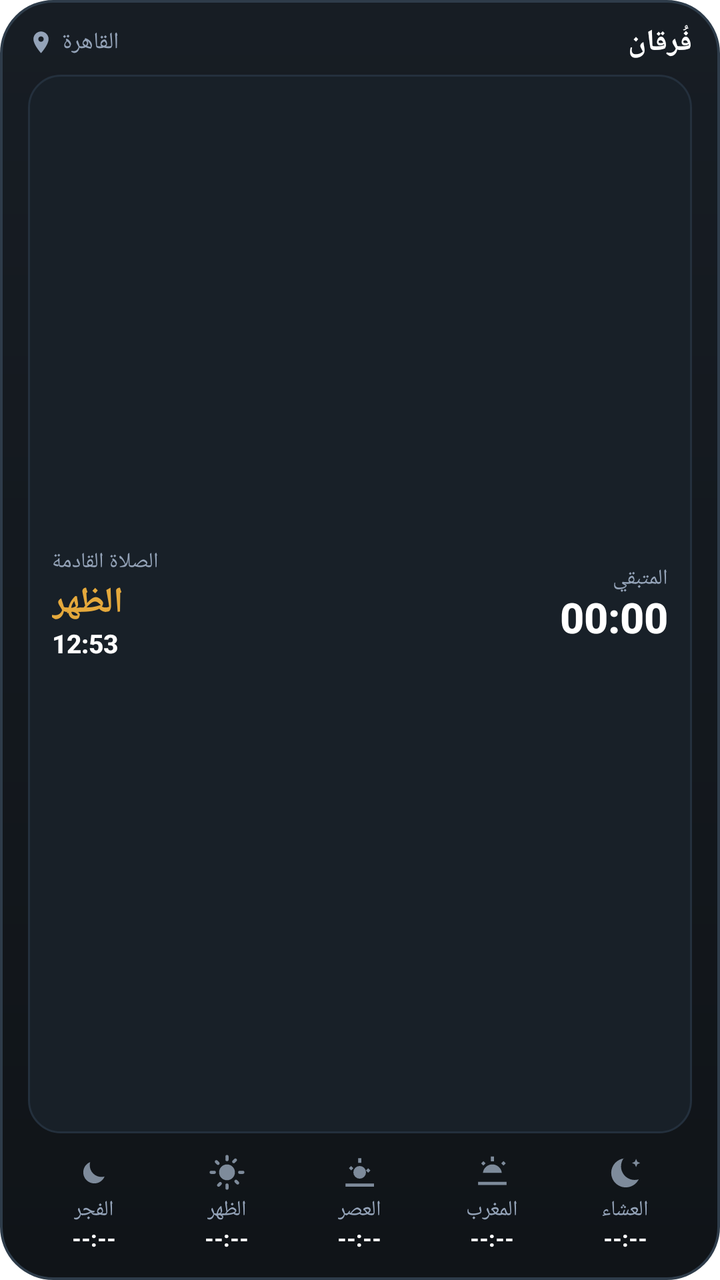
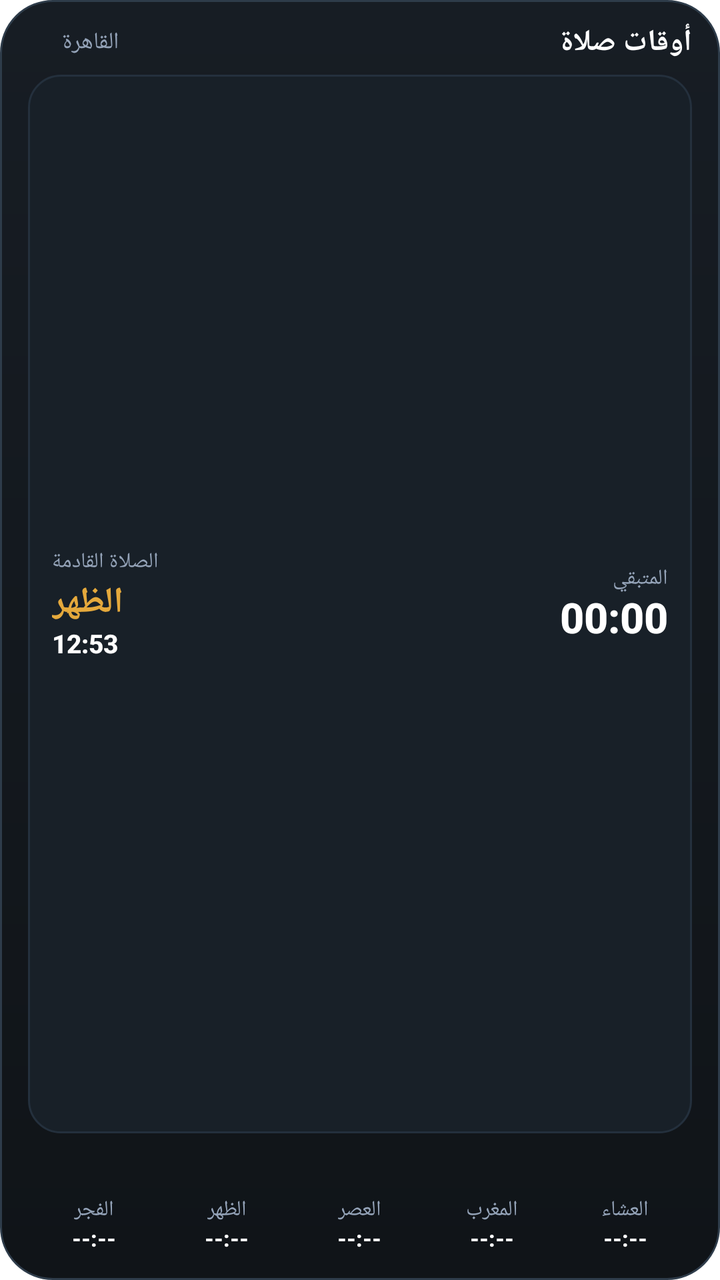

Before-and-after screenshots of an Android layout around one commit, followed by the original layout XML and the change that was made.
<!-- AndroidManifest.xml: fallback theme Theme.MaterialComponents.DayNight.NoActionBar -->
<!-- res/layout/prayer_widget_layout.xml -->
<?xml version="1.0" encoding="utf-8"?>
<LinearLayout xmlns:android="http://schemas.android.com/apk/res/android"
    android:id="@+id/widget_root"
    android:layout_width="match_parent"
    android:layout_height="match_parent"
    android:background="@drawable/widget_background"
    android:orientation="vertical"
    android:paddingStart="14dp"
    android:paddingEnd="14dp"
    android:paddingTop="11dp"
    android:paddingBottom="11dp">

    
    <RelativeLayout
        android:id="@+id/widget_header"
        android:layout_width="match_parent"
        android:layout_height="wrap_content">

        
        <LinearLayout
            android:layout_width="wrap_content"
            android:layout_height="wrap_content"
            android:layout_alignParentStart="true"
            android:layout_centerVertical="true"
            android:layout_toStartOf="@+id/widget_title"
            android:layout_marginEnd="12dp"
            android:gravity="center_vertical"
            android:orientation="horizontal">

            <ImageView
                android:layout_width="13dp"
                android:layout_height="13dp"
                android:layout_marginEnd="4dp"
                android:src="@drawable/ic_widget_location"
                android:contentDescription="@null" />

            <TextView
                android:id="@+id/widget_city_name"
                android:layout_width="wrap_content"
                android:layout_height="wrap_content"
                android:ellipsize="end"
                android:fontFamily="sans-serif"
                android:includeFontPadding="false"
                android:maxLines="1"
                android:singleLine="true"
                android:text="القاهرة"
                android:textColor="@color/widget_text_secondary"
                android:textSize="11.5sp" />
        </LinearLayout>

        
        <TextView
            android:id="@+id/widget_title"
            android:layout_width="wrap_content"
            android:layout_height="wrap_content"
            android:layout_alignParentEnd="true"
            android:layout_centerVertical="true"
            android:fontFamily="sans-serif-medium"
            android:includeFontPadding="false"
            android:text="فُرقان"
            android:textColor="@color/widget_text_primary"
            android:textSize="15sp"
            android:textStyle="bold" />
    </RelativeLayout>

    
    <LinearLayout
        android:id="@+id/widget_middle_card"
        android:layout_width="match_parent"
        android:layout_height="0dp"
        android:layout_weight="1"
        android:background="@drawable/widget_card_bg"
        android:gravity="center_vertical"
        android:orientation="horizontal"
        android:paddingStart="12dp"
        android:paddingEnd="12dp"
        android:paddingTop="5dp"
        android:paddingBottom="5dp"
        android:layout_marginTop="6dp"
        android:layout_marginBottom="7dp">

        
        <LinearLayout
            android:layout_width="0dp"
            android:layout_height="wrap_content"
            android:layout_weight="1"
            android:gravity="start|center_vertical"
            android:orientation="vertical">

            <TextView
                android:id="@+id/widget_next_prayer_label"
                android:layout_width="wrap_content"
                android:layout_height="wrap_content"
                android:fontFamily="sans-serif"
                android:includeFontPadding="false"
                android:text="الصلاة القادمة"
                android:textColor="@color/widget_text_secondary"
                android:textSize="10.5sp" />

            <TextView
                android:id="@+id/widget_next_prayer_name"
                android:layout_width="wrap_content"
                android:layout_height="wrap_content"
                android:fontFamily="sans-serif-medium"
                android:includeFontPadding="false"
                android:layout_marginTop="1dp"
                android:text="الظهر"
                android:textColor="@color/widget_text_gold"
                android:textSize="18sp"
                android:textStyle="bold" />

            <TextView
                android:id="@+id/widget_next_prayer_time"
                android:layout_width="wrap_content"
                android:layout_height="wrap_content"
                android:fontFamily="sans-serif-medium"
                android:includeFontPadding="false"
                android:layout_marginTop="1dp"
                android:text="12:53"
                android:textColor="@color/widget_text_primary"
                android:textSize="13sp"
                android:textStyle="bold" />
        </LinearLayout>

        
        <LinearLayout
            android:layout_width="0dp"
            android:layout_height="wrap_content"
            android:layout_weight="1"
            android:gravity="end|center_vertical"
            android:orientation="vertical">

            <TextView
                android:id="@+id/widget_countdown_label"
                android:layout_width="wrap_content"
                android:layout_height="wrap_content"
                android:fontFamily="sans-serif"
                android:includeFontPadding="false"
                android:text="المتبقي"
                android:textColor="@color/widget_text_secondary"
                android:textSize="10.5sp" />

            <Chronometer
                android:id="@+id/widget_chronometer"
                android:layout_width="wrap_content"
                android:layout_height="wrap_content"
                android:fontFamily="sans-serif-medium"
                android:includeFontPadding="false"
                android:layout_marginTop="1dp"
                android:textColor="@color/widget_text_primary"
                android:textSize="21sp"
                android:textStyle="bold"
                android:visibility="visible" />

            <TextView
                android:id="@+id/widget_countdown_text"
                android:layout_width="wrap_content"
                android:layout_height="wrap_content"
                android:fontFamily="sans-serif"
                android:includeFontPadding="false"
                android:layout_marginTop="1dp"
                android:text=""
                android:textColor="@color/widget_text_gold"
                android:textSize="9.5sp"
                android:visibility="gone" />
        </LinearLayout>
    </LinearLayout>

    
    <LinearLayout
        android:id="@+id/widget_bottom_row"
        android:layout_width="match_parent"
        android:layout_height="wrap_content"
        android:gravity="center_vertical"
        android:orientation="horizontal">

        
        <LinearLayout
            android:id="@+id/widget_col_fajr"
            android:layout_width="0dp"
            android:layout_height="wrap_content"
            android:layout_weight="1"
            android:gravity="center"
            android:orientation="vertical"
            android:paddingTop="3dp"
            android:paddingBottom="3dp"
            android:paddingStart="2dp"
            android:paddingEnd="2dp">

            <ImageView
                android:id="@+id/widget_icon_fajr"
                android:layout_width="19dp"
                android:layout_height="19dp"
                android:src="@drawable/ic_widget_fajr"
                android:contentDescription="@null" />

            <TextView
                android:id="@+id/widget_label_fajr"
                android:layout_width="wrap_content"
                android:layout_height="wrap_content"
                android:fontFamily="sans-serif"
                android:includeFontPadding="false"
                android:layout_marginTop="2dp"
                android:text="الفجر"
                android:textColor="@color/widget_text_secondary"
                android:textSize="10.5sp" />

            <TextView
                android:id="@+id/widget_time_fajr"
                android:layout_width="wrap_content"
                android:layout_height="wrap_content"
                android:fontFamily="sans-serif-medium"
                android:includeFontPadding="false"
                android:layout_marginTop="1dp"
                android:text="--:--"
                android:textColor="@color/widget_text_primary"
                android:textSize="11sp"
                android:textStyle="bold" />
        </LinearLayout>

        
        <LinearLayout
            android:id="@+id/widget_col_dhuhr"
            android:layout_width="0dp"
            android:layout_height="wrap_content"
            android:layout_weight="1"
            android:gravity="center"
            android:orientation="vertical"
            android:paddingTop="3dp"
            android:paddingBottom="3dp"
            android:paddingStart="2dp"
            android:paddingEnd="2dp">

            <ImageView
                android:id="@+id/widget_icon_dhuhr"
                android:layout_width="19dp"
                android:layout_height="19dp"
                android:src="@drawable/ic_widget_dhuhr"
                android:contentDescription="@null" />

            <TextView
                android:id="@+id/widget_label_dhuhr"
                android:layout_width="wrap_content"
                android:layout_height="wrap_content"
                android:fontFamily="sans-serif"
                android:includeFontPadding="false"
                android:layout_marginTop="2dp"
                android:text="الظهر"
                android:textColor="@color/widget_text_secondary"
                android:textSize="10.5sp" />

            <TextView
                android:id="@+id/widget_time_dhuhr"
                android:layout_width="wrap_content"
                android:layout_height="wrap_content"
                android:fontFamily="sans-serif-medium"
                android:includeFontPadding="false"
                android:layout_marginTop="1dp"
                android:text="--:--"
                android:textColor="@color/widget_text_primary"
                android:textSize="11sp"
                android:textStyle="bold" />
        </LinearLayout>

        
        <LinearLayout
            android:id="@+id/widget_col_asr"
            android:layout_width="0dp"
            android:layout_height="wrap_content"
            android:layout_weight="1"
            android:gravity="center"
            android:orientation="vertical"
            android:paddingTop="3dp"
            android:paddingBottom="3dp"
            android:paddingStart="2dp"
            android:paddingEnd="2dp">

            <ImageView
                android:id="@+id/widget_icon_asr"
                android:layout_width="19dp"
                android:layout_height="19dp"
                android:src="@drawable/ic_widget_asr"
                android:contentDescription="@null" />

            <TextView
                android:id="@+id/widget_label_asr"
                android:layout_width="wrap_content"
                android:layout_height="wrap_content"
                android:fontFamily="sans-serif"
                android:includeFontPadding="false"
                android:layout_marginTop="2dp"
                android:text="العصر"
                android:textColor="@color/widget_text_secondary"
                android:textSize="10.5sp" />

            <TextView
                android:id="@+id/widget_time_asr"
                android:layout_width="wrap_content"
                android:layout_height="wrap_content"
                android:fontFamily="sans-serif-medium"
                android:includeFontPadding="false"
                android:layout_marginTop="1dp"
                android:text="--:--"
                android:textColor="@color/widget_text_primary"
                android:textSize="11sp"
                android:textStyle="bold" />
        </LinearLayout>

        
        <LinearLayout
            android:id="@+id/widget_col_maghrib"
            android:layout_width="0dp"
            android:layout_height="wrap_content"
            android:layout_weight="1"
            android:gravity="center"
            android:orientation="vertical"
            android:paddingTop="3dp"
            android:paddingBottom="3dp"
            android:paddingStart="2dp"
            android:paddingEnd="2dp">

            <ImageView
                android:id="@+id/widget_icon_maghrib"
                android:layout_width="19dp"
                android:layout_height="19dp"
                android:src="@drawable/ic_widget_maghrib"
                android:contentDescription="@null" />

            <TextView
                android:id="@+id/widget_label_maghrib"
                android:layout_width="wrap_content"
                android:layout_height="wrap_content"
                android:fontFamily="sans-serif"
                android:includeFontPadding="false"
                android:layout_marginTop="2dp"
                android:text="المغرب"
                android:textColor="@color/widget_text_secondary"
                android:textSize="10.5sp" />

            <TextView
                android:id="@+id/widget_time_maghrib"
                android:layout_width="wrap_content"
                android:layout_height="wrap_content"
                android:fontFamily="sans-serif-medium"
                android:includeFontPadding="false"
                android:layout_marginTop="1dp"
                android:text="--:--"
                android:textColor="@color/widget_text_primary"
                android:textSize="11sp"
                android:textStyle="bold" />
        </LinearLayout>

        
        <LinearLayout
            android:id="@+id/widget_col_isha"
            android:layout_width="0dp"
            android:layout_height="wrap_content"
            android:layout_weight="1"
            android:gravity="center"
            android:orientation="vertical"
            android:paddingTop="3dp"
            android:paddingBottom="3dp"
            android:paddingStart="2dp"
            android:paddingEnd="2dp">

            <ImageView
                android:id="@+id/widget_icon_isha"
                android:layout_width="19dp"
                android:layout_height="19dp"
                android:src="@drawable/ic_widget_isha"
                android:contentDescription="@null" />

            <TextView
                android:id="@+id/widget_label_isha"
                android:layout_width="wrap_content"
                android:layout_height="wrap_content"
                android:fontFamily="sans-serif"
                android:includeFontPadding="false"
                android:layout_marginTop="2dp"
                android:text="العشاء"
                android:textColor="@color/widget_text_secondary"
                android:textSize="10.5sp" />

            <TextView
                android:id="@+id/widget_time_isha"
                android:layout_width="wrap_content"
                android:layout_height="wrap_content"
                android:fontFamily="sans-serif-medium"
                android:includeFontPadding="false"
                android:layout_marginTop="1dp"
                android:text="--:--"
                android:textColor="@color/widget_text_primary"
                android:textSize="11sp"
                android:textStyle="bold" />
        </LinearLayout>
    </LinearLayout>
</LinearLayout>
<!-- resources referenced by this layout -->
<resources>
  <!-- drawable ic_widget_asr (drawable) -->
  <vector xmlns:android="http://schemas.android.com/apk/res/android"
      android:width="20dp"
      android:height="20dp"
      android:viewportWidth="24"
      android:viewportHeight="24">
    
    <path
        android:fillColor="@color/widget_icon_muted"
        android:pathData="M12.01,8a4,4 0,1 0,0 8,4 4,0 0,0 0,-8zM3,19h18v2L3,21zM5.22,9.41l1.41,1.41l1.41,-1.41 -1.41,-1.41 -1.41,1.41zM17.36,9.41l-1.41,1.41l1.41,1.41l1.41,-1.41 -1.41,-1.41zM11,3h2v3h-2z"/>
  </vector>
  <!-- drawable ic_widget_dhuhr (drawable) -->
  <vector xmlns:android="http://schemas.android.com/apk/res/android"
      android:width="20dp"
      android:height="20dp"
      android:viewportWidth="24"
      android:viewportHeight="24">
    <path
        android:fillColor="@color/widget_icon_muted"
        android:pathData="M12,7c-2.76,0 -5,2.24 -5,5s2.24,5 5,5 5,-2.24 5,-5 -2.24,-5 -5,-5zM2,13h2c0.55,0 1,-0.45 1,-1s-0.45,-1 -1,-1L2,11c-0.55,0 -1,0.45 -1,1s0.45,1 1,1zM20,13h2c0.55,0 1,-0.45 1,-1s-0.45,-1 -1,-1h-2c-0.55,0 -1,0.45 -1,1s0.45,1 1,1zM11,2v2c0,0.55 0.45,1 1,1s1,-0.45 1,-1L13,2c0,-0.55 -0.45,-1 -1,-1s-1,0.45 -1,1zM11,20v2c0,0.55 0.45,1 1,1s1,-0.45 1,-1v-2c0,-0.55 -0.45,-1 -1,-1s-1,0.45 -1,1zM5.99,4.58c-0.39,-0.39 -1.03,-0.39 -1.41,0s-0.39,1.03 0,1.41l1.06,1.06c0.39,0.39 1.03,0.39 1.41,0s0.39,-1.03 0,-1.41L5.99,4.58zM18.36,16.95c-0.39,-0.39 -1.03,-0.39 -1.41,0s-0.39,1.03 0,1.41l1.06,1.06c0.39,0.39 1.03,0.39 1.41,0s0.39,-1.03 0,-1.41l-1.06,-1.06zM7.05,18.36l-1.06,1.06c-0.39,0.39 -0.39,1.03 0,1.41s1.03,0.39 1.41,0l1.06,-1.06c0.39,-0.39 0.39,-1.03 0,-1.41s-1.02,-0.39 -1.41,0zM16.95,5.99l1.06,-1.06c0.39,-0.39 0.39,-1.03 0,-1.41s-1.03,-0.39 -1.41,0l-1.06,1.06c-0.39,0.39 -0.39,1.03 0,1.41s1.03,0.39 1.41,0z"/>
  </vector>
  <!-- drawable ic_widget_fajr (drawable) -->
  <vector xmlns:android="http://schemas.android.com/apk/res/android"
      android:width="20dp"
      android:height="20dp"
      android:viewportWidth="24"
      android:viewportHeight="24">
    <path
        android:fillColor="@color/widget_icon_muted"
        android:pathData="M9.37,5.51C9.19,6.15 9.1,6.82 9.1,7.5c0,4.08 3.32,7.4 7.4,7.4c0.68,0 1.35,-0.09 1.99,-0.27C17.45,17.19 14.93,19 12,19c-3.86,0 -7,-3.14 -7,-7C5,9.07 6.81,6.55 9.37,5.51z"/>
  </vector>
  <!-- drawable ic_widget_isha (drawable) -->
  <vector xmlns:android="http://schemas.android.com/apk/res/android"
      android:width="20dp"
      android:height="20dp"
      android:viewportWidth="24"
      android:viewportHeight="24">
    <path
        android:fillColor="@color/widget_icon_muted"
        android:pathData="M11.5,3.2c-4.6,0.5 -8.2,4.4 -8.2,9.1 0,5.1 4.1,9.2 9.2,9.2 3.6,0 6.7,-2.1 8.2,-5.1 -0.8,0.3 -1.7,0.4 -2.6,0.4 -4.8,0 -8.6,-3.9 -8.6,-8.6 0,-1.9 0.6,-3.6 1.6,-5z"/>
    <path
        android:fillColor="@color/widget_icon_muted"
        android:pathData="M19,3.5l0.8,1.8 1.8,0.8 -1.8,0.8 -0.8,1.8 -0.8,-1.8 -1.8,-0.8 1.8,-0.8z"/>
  </vector>
  <!-- drawable ic_widget_location (drawable) -->
  <vector xmlns:android="http://schemas.android.com/apk/res/android"
      android:width="14dp"
      android:height="14dp"
      android:viewportWidth="24"
      android:viewportHeight="24">
    <path
        android:fillColor="@color/widget_text_secondary"
        android:pathData="M12,2C8.13,2 5,5.13 5,9c0,5.25 7,13 7,13s7,-7.75 7,-13c0,-3.87 -3.13,-7 -7,-7zM12,11.5c-1.38,0 -2.5,-1.12 -2.5,-2.5s1.12,-2.5 2.5,-2.5 2.5,1.12 2.5,2.5 -1.12,2.5 -2.5,2.5z"/>
  </vector>
  <!-- drawable ic_widget_maghrib (drawable) -->
  <vector xmlns:android="http://schemas.android.com/apk/res/android"
      android:width="20dp"
      android:height="20dp"
      android:viewportWidth="24"
      android:viewportHeight="24">
    
    <path
        android:fillColor="@color/widget_icon_muted"
        android:pathData="M3,18h18v2H3z"/>
    
    <path
        android:fillColor="@color/widget_icon_muted"
        android:pathData="M12.01,7a6,6 0,0 0,-5.96 5.27h11.92A6,6 0,0 0,12.01 7zM11,2h2v3h-2zM4.93,6.34l1.41,1.41 1.41,-1.41 -1.41,-1.41zM17.66,6.34l1.41,1.41 1.41,-1.41 -1.41,-1.41z"/>
  </vector>
  <!-- drawable widget_background (drawable) -->
  <?xml version="1.0" encoding="utf-8"?>
  <shape xmlns:android="http://schemas.android.com/apk/res/android"
      android:shape="rectangle">
      <corners android:radius="26dp" />
      <gradient
          android:startColor="#171D24"
          android:endColor="#101418"
          android:angle="270" />
      <stroke
          android:width="1.2dp"
          android:color="@color/widget_border_subtle" />
  </shape>
  <!-- drawable widget_card_bg (drawable) -->
  <?xml version="1.0" encoding="utf-8"?>
  <shape xmlns:android="http://schemas.android.com/apk/res/android"
      android:shape="rectangle">
      <corners android:radius="16dp" />
      <solid android:color="@color/widget_card_solid" />
      <stroke
          android:width="1dp"
          android:color="@color/widget_card_border" />
  </shape>
  <color name="widget_icon_muted">#7E8B9B</color>
  <color name="widget_border_subtle">#2E3C4A</color>
  <color name="widget_card_solid">#182028</color>
  <color name="widget_card_border">#24303D</color>
  <!-- unchanged entries left out for length: 3 -->
</resources>

<!-- the commit's change to res/layout/prayer_widget_layout.xml (unified diff, before → after) -->
@@ -28,10 +28,10 @@
             android:orientation="horizontal">
 
             <ImageView
+                android:id="@+id/widget_location_icon"
                 android:layout_width="13dp"
                 android:layout_height="13dp"
                 android:layout_marginEnd="4dp"
-                android:src="@drawable/ic_widget_location"
                 android:contentDescription="@null" />
 
             <TextView
@@ -57,7 +57,7 @@
             android:layout_centerVertical="true"
             android:fontFamily="sans-serif-medium"
             android:includeFontPadding="false"
-            android:text="فُرقان"
+            android:text="أوقات صلاة"
             android:textColor="@color/widget_text_primary"
             android:textSize="15sp"
             android:textStyle="bold" />
@@ -191,7 +191,6 @@
                 android:id="@+id/widget_icon_fajr"
                 android:layout_width="19dp"
                 android:layout_height="19dp"
-                android:src="@drawable/ic_widget_fajr"
                 android:contentDescription="@null" />
 
             <TextView
@@ -235,7 +234,6 @@
                 android:id="@+id/widget_icon_dhuhr"
                 android:layout_width="19dp"
                 android:layout_height="19dp"
-                android:src="@drawable/ic_widget_dhuhr"
                 android:contentDescription="@null" />
 
             <TextView
@@ -279,7 +277,6 @@
                 android:id="@+id/widget_icon_asr"
                 android:layout_width="19dp"
                 android:layout_height="19dp"
-                android:src="@drawable/ic_widget_asr"
                 android:contentDescription="@null" />
 
             <TextView
@@ -323,7 +320,6 @@
                 android:id="@+id/widget_icon_maghrib"
                 android:layout_width="19dp"
                 android:layout_height="19dp"
-                android:src="@drawable/ic_widget_maghrib"
                 android:contentDescription="@null" />
 
             <TextView
@@ -367,7 +363,6 @@
                 android:id="@+id/widget_icon_isha"
                 android:layout_width="19dp"
                 android:layout_height="19dp"
-                android:src="@drawable/ic_widget_isha"
                 android:contentDescription="@null" />
 
             <TextView
<!-- resource entries referenced after the edit -->
@@ -1,74 +1,5 @@
 <!-- resources referenced by this layout -->
 <resources>
-  <!-- drawable ic_widget_asr (drawable) -->
-  <vector xmlns:android="http://schemas.android.com/apk/res/android"
-      android:width="20dp"
-      android:height="20dp"
-      android:viewportWidth="24"
-      android:viewportHeight="24">
-    
-    <path
-        android:fillColor="@color/widget_icon_muted"
-        android:pathData="M12.01,8a4,4 0,1 0,0 8,4 4,0 0,0 0,-8zM3,19h18v2L3,21zM5.22,9.41l1.41,1.41l1.41,-1.41 -1.41,-1.41 -1.41,1.41zM17.36,9.41l-1.41,1.41l1.41,1.41l1.41,-1.41 -1.41,-1.41zM11,3h2v3h-2z"/>
-  </vector>
-  <!-- drawable ic_widget_dhuhr (drawable) -->
-  <vector xmlns:android="http://schemas.android.com/apk/res/android"
-      android:width="20dp"
-      android:height="20dp"
-      android:viewportWidth="24"
-      android:viewportHeight="24">
-    <path
-        android:fillColor="@color/widget_icon_muted"
-        android:pathData="M12,7c-2.76,0 -5,2.24 -5,5s2.24,5 5,5 5,-2.24 5,-5 -2.24,-5 -5,-5zM2,13h2c0.55,0 1,-0.45 1,-1s-0.45,-1 -1,-1L2,11c-0.55,0 -1,0.45 -1,1s0.45,1 1,1zM20,13h2c0.55,0 1,-0.45 1,-1s-0.45,-1 -1,-1h-2c-0.55,0 -1,0.45 -1,1s0.45,1 1,1zM11,2v2c0,0.55 0.45,1 1,1s1,-0.45 1,-1L13,2c0,-0.55 -0.45,-1 -1,-1s-1,0.45 -1,1zM11,20v2c0,0.55 0.45,1 1,1s1,-0.45 1,-1v-2c0,-0.55 -0.45,-1 -1,-1s-1,0.45 -1,1zM5.99,4.58c-0.39,-0.39 -1.03,-0.39 -1.41,0s-0.39,1.03 0,1.41l1.06,1.06c0.39,0.39 1.03,0.39 1.41,0s0.39,-1.03 0,-1.41L5.99,4.58zM18.36,16.95c-0.39,-0.39 -1.03,-0.39 -1.41,0s-0.39,1.03 0,1.41l1.06,1.06c0.39,0.39 1.03,0.39 1.41,0s0.39,-1.03 0,-1.41l-1.06,-1.06zM7.05,18.36l-1.06,1.06c-0.39,0.39 -0.39,1.03 0,1.41s1.03,0.39 1.41,0l1.06,-1.06c0.39,-0.39 0.39,-1.03 0,-1.41s-1.02,-0.39 -1.41,0zM16.95,5.99l1.06,-1.06c0.39,-0.39 0.39,-1.03 0,-1.41s-1.03,-0.39 -1.41,0l-1.06,1.06c-0.39,0.39 -0.39,1.03 0,1.41s1.03,0.39 1.41,0z"/>
-  </vector>
-  <!-- drawable ic_widget_fajr (drawable) -->
-  <vector xmlns:android="http://schemas.android.com/apk/res/android"
-      android:width="20dp"
-      android:height="20dp"
-      android:viewportWidth="24"
-      android:viewportHeight="24">
-    <path
-        android:fillColor="@color/widget_icon_muted"
-        android:pathData="M9.37,5.51C9.19,6.15 9.1,6.82 9.1,7.5c0,4.08 3.32,7.4 7.4,7.4c0.68,0 1.35,-0.09 1.99,-0.27C17.45,17.19 14.93,19 12,19c-3.86,0 -7,-3.14 -7,-7C5,9.07 6.81,6.55 9.37,5.51z"/>
-  </vector>
-  <!-- drawable ic_widget_isha (drawable) -->
-  <vector xmlns:android="http://schemas.android.com/apk/res/android"
-      android:width="20dp"
-      android:height="20dp"
-      android:viewportWidth="24"
-      android:viewportHeight="24">
-    <path
-        android:fillColor="@color/widget_icon_muted"
-        android:pathData="M11.5,3.2c-4.6,0.5 -8.2,4.4 -8.2,9.1 0,5.1 4.1,9.2 9.2,9.2 3.6,0 6.7,-2.1 8.2,-5.1 -0.8,0.3 -1.7,0.4 -2.6,0.4 -4.8,0 -8.6,-3.9 -8.6,-8.6 0,-1.9 0.6,-3.6 1.6,-5z"/>
-    <path
-        android:fillColor="@color/widget_icon_muted"
-        android:pathData="M19,3.5l0.8,1.8 1.8,0.8 -1.8,0.8 -0.8,1.8 -0.8,-1.8 -1.8,-0.8 1.8,-0.8z"/>
-  </vector>
-  <!-- drawable ic_widget_location (drawable) -->
-  <vector xmlns:android="http://schemas.android.com/apk/res/android"
-      android:width="14dp"
-      android:height="14dp"
-      android:viewportWidth="24"
-      android:viewportHeight="24">
-    <path
-        android:fillColor="@color/widget_text_secondary"
-        android:pathData="M12,2C8.13,2 5,5.13 5,9c0,5.25 7,13 7,13s7,-7.75 7,-13c0,-3.87 -3.13,-7 -7,-7zM12,11.5c-1.38,0 -2.5,-1.12 -2.5,-2.5s1.12,-2.5 2.5,-2.5 2.5,1.12 2.5,2.5 -1.12,2.5 -2.5,2.5z"/>
-  </vector>
-  <!-- drawable ic_widget_maghrib (drawable) -->
-  <vector xmlns:android="http://schemas.android.com/apk/res/android"
-      android:width="20dp"
-      android:height="20dp"
-      android:viewportWidth="24"
-      android:viewportHeight="24">
-    
-    <path
-        android:fillColor="@color/widget_icon_muted"
-        android:pathData="M3,18h18v2H3z"/>
-    
-    <path
-        android:fillColor="@color/widget_icon_muted"
-        android:pathData="M12.01,7a6,6 0,0 0,-5.96 5.27h11.92A6,6 0,0 0,12.01 7zM11,2h2v3h-2zM4.93,6.34l1.41,1.41 1.41,-1.41 -1.41,-1.41zM17.66,6.34l1.41,1.41 1.41,-1.41 -1.41,-1.41z"/>
-  </vector>
   <!-- drawable widget_background (drawable) -->
   <?xml version="1.0" encoding="utf-8"?>
   <shape xmlns:android="http://schemas.android.com/apk/res/android"
@@ -79,23 +10,19 @@
           android:endColor="#101418"
           android:angle="270" />
       <stroke
-          android:width="1.2dp"
-          android:color="@color/widget_border_subtle" />
+          android:width="1dp"
+          android:color="#2E3C4A" />
   </shape>
   <!-- drawable widget_card_bg (drawable) -->
   <?xml version="1.0" encoding="utf-8"?>
   <shape xmlns:android="http://schemas.android.com/apk/res/android"
       android:shape="rectangle">
       <corners android:radius="16dp" />
-      <solid android:color="@color/widget_card_solid" />
+      <solid android:color="#182028" />
       <stroke
           android:width="1dp"
-          android:color="@color/widget_card_border" />
+          android:color="#24303D" />
   </shape>
-  <color name="widget_icon_muted">#7E8B9B</color>
-  <color name="widget_border_subtle">#2E3C4A</color>
-  <color name="widget_card_solid">#182028</color>
-  <color name="widget_card_border">#24303D</color>
   <!-- unchanged entries left out for length: 3 -->
 </resources>
 
